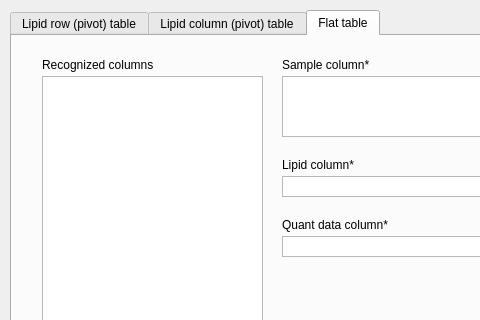
Before: the Qt Designer form ui/importtable.ui in lifs-tools/lipidspace, drawn with Qt 5; both pictures show x 0 to 480 and y 0 to 320 of the 773 by 689 pixel window.
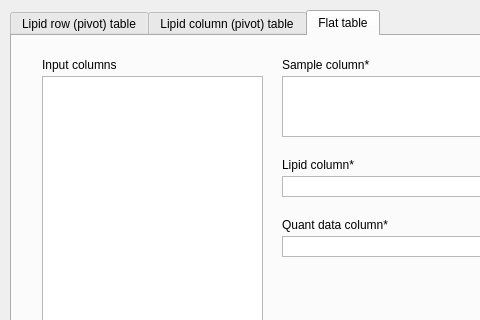
After: the same form once the commit is applied. The open tabs and pages were chosen to show the change. Custom widgets are drawn as their Qt base class.

Diff of the .ui file:
```diff
--- a/ui/importtable.ui
+++ b/ui/importtable.ui
@@ -341,7 +341,7 @@
       </rect>
      </property>
      <property name="text">
-      <string>Recognized columns</string>
+      <string>Input columns</string>
      </property>
     </widget>
     <widget class="QPushButton" name="okButtonFlat">
```
Left out of the diff: 6 changed lines with no effect on the pictures.
